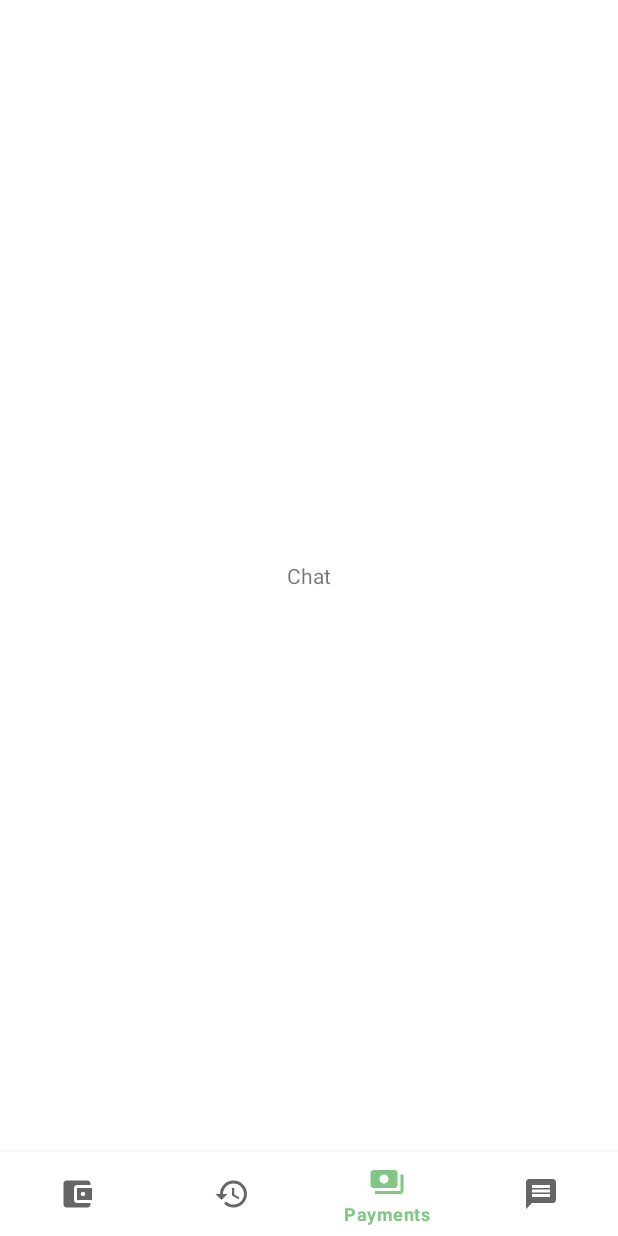
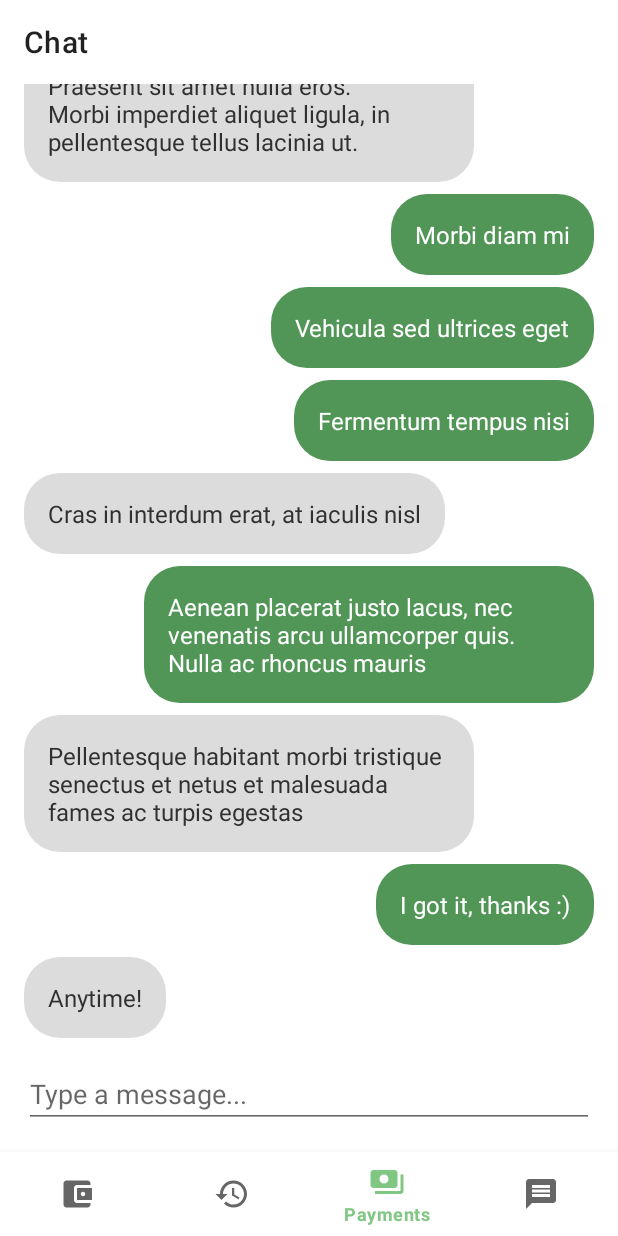
Before and after one commit to weazyexe/goosebank, an Android app: the fragment ChatFragment placed in its activity, item 3 of the bottom bar chosen, on a phone screen of 412 x 824 dp. Run offline under Robolectric (Android 15) with nearby library versions, the phone set to English and light mode, and no system bars.

Commit message:
added chat fragment with insets

```diff
--- /dev/null
+++ b/app/src/main/java/dev/weazyexe/goosebank/domain/Message.kt
@@ -0,0 +1,9 @@
+package dev.weazyexe.goosebank.domain
+
+/**
+ * Message in a chat entity
+ */
+data class Message(
+    val text: String,
+    val isMine: Boolean
+)
--- /dev/null
+++ b/app/src/main/java/dev/weazyexe/goosebank/repository/MessagesRepository.kt
@@ -0,0 +1,31 @@
+package dev.weazyexe.goosebank.repository
+
+import dev.weazyexe.goosebank.domain.Message
+
+/**
+ * Messages data source
+ */
+class MessagesRepository {
+
+    fun getMessages(): List<Message> = listOf(
+        Message("Hello there", isMine = true),
+        Message("Hey!", isMine = false),
+        Message("How's going?", isMine = true),
+        Message("Lorem ipsum dolor sit amet", isMine = false),
+        Message("Consectetur adipiscing elit", isMine = false),
+        Message("Etiam ornare neque nec mi aliquet facilisis!", isMine = true),
+        Message("Aenean tristique pretium dui maximus iaculis. In a aliquet lacus", isMine = true),
+        Message("Mauris sem lectus, facilisis ut ante in, consectetur tristique quam.", isMine = false),
+        Message("Aliquam malesuada et lectus at malesuada", isMine = true),
+        Message("Sed fermentum diam lacinia odio accumsan, nec tristique enim lobortis", isMine = false),
+        Message("Praesent sit amet nulla eros. Morbi imperdiet aliquet ligula, in pellentesque tellus lacinia ut.", isMine = false),
+        Message("Morbi diam mi", isMine = true),
+        Message("Vehicula sed ultrices eget", isMine = true),
+        Message("Fermentum tempus nisi", isMine = true),
+        Message("Cras in interdum erat, at iaculis nisl", isMine = false),
+        Message("Aenean placerat justo lacus, nec venenatis arcu ullamcorper quis. Nulla ac rhoncus mauris", isMine = true),
+        Message("Pellentesque habitant morbi tristique senectus et netus et malesuada fames ac turpis egestas", isMine = false),
+        Message("I got it, thanks :)", isMine = true),
+        Message("Anytime!", isMine = false)
+    )
+}
--- a/app/src/main/java/dev/weazyexe/goosebank/ui/screen/chat/ChatFragment.kt
+++ b/app/src/main/java/dev/weazyexe/goosebank/ui/screen/chat/ChatFragment.kt
@@ -1,12 +1,87 @@
 package dev.weazyexe.goosebank.ui.screen.chat
 
+import android.os.Bundle
+import android.view.View
+import androidx.core.view.WindowInsetsCompat.Type.ime
+import androidx.core.view.WindowInsetsCompat.Type.statusBars
+import androidx.core.view.marginBottom
+import androidx.fragment.app.viewModels
+import androidx.lifecycle.lifecycleScope
+import androidx.recyclerview.widget.LinearLayoutManager
 import dev.weazyexe.goosebank.R
+import dev.weazyexe.goosebank.databinding.ActivityMainBinding
+import dev.weazyexe.goosebank.databinding.FragmentChatBinding
 import dev.weazyexe.goosebank.ui.common.BaseFragment
+import dev.weazyexe.goosebank.ui.screen.chat.adapter.MessagesAdapter
+import dev.weazyexe.goosebank.util.*
+import kotlinx.coroutines.flow.collectLatest
 
 /**
  * Chat screen
  */
 class ChatFragment : BaseFragment(R.layout.fragment_chat) {
 
+    private val viewModel by viewModels<ChatViewModel>()
+    private val binding by lazy { FragmentChatBinding.bind(requireView()) }
+    private val activityBinding by lazy { ActivityMainBinding.bind(requireActivity().rootView()) }
+
+    private val adapter = MessagesAdapter()
+
     override fun tag(): String = "CHAT_FRAGMENT"
+
+    override fun onViewCreated(view: View, savedInstanceState: Bundle?) {
+        super.onViewCreated(view, savedInstanceState)
+
+        edgeToEdge()
+        setupToolbar()
+        setupAdapter()
+        observe()
+
+        viewModel.loadMessages()
+    }
+
+    private fun setupToolbar() = with(binding) {
+        toolbar.title = string(R.string.menu_chat)
+    }
+
+    private fun edgeToEdge() = with(binding) {
+        edgeToEdge {
+            toolbar marginTo statusBars()
+
+            messagesRv.marginTo(ime()) {
+                messagesRv.scrollDown()
+                handleBottomNavMargin(messagesRv)
+            }
+
+            typeMessageTv.marginTo(ime()) {
+                handleBottomNavMargin(typeMessageTv)
+            }
+        }
+    }
+
+    private fun setupAdapter() = with(binding) {
+        messagesRv.adapter = adapter
+        messagesRv.layoutManager = LinearLayoutManager(requireContext()).apply {
+            stackFromEnd = true
+        }
+    }
+
+    private fun observe() {
+        lifecycleScope.launchWhenCreated {
+            viewModel.messages.collectLatest {
+                adapter.submitList(it)
+            }
+        }
+    }
+
+    /**
+     * Handle too large bottom margin because nav bar
+     */
+    private fun handleBottomNavMargin(view: View) {
+        if (view.isKeyboardVisible()) {
+            val bottomNavHeight = activityBinding.bottomNavigation.height
+            val oldMargin = view.marginBottom
+            view.updateMargin(bottom = oldMargin - bottomNavHeight)
+        }
+    }
 }
--- /dev/null
+++ b/app/src/main/java/dev/weazyexe/goosebank/ui/screen/chat/ChatViewModel.kt
@@ -0,0 +1,24 @@
+package dev.weazyexe.goosebank.ui.screen.chat
+
+import androidx.lifecycle.ViewModel
+import androidx.lifecycle.viewModelScope
+import dev.weazyexe.goosebank.domain.Message
+import dev.weazyexe.goosebank.repository.MessagesRepository
+import kotlinx.coroutines.flow.MutableStateFlow
+import kotlinx.coroutines.flow.asStateFlow
+import kotlinx.coroutines.launch
+
+/**
+ * [ChatFragment]'s view model
+ */
+class ChatViewModel : ViewModel() {
+
+    private val messagesRepository = MessagesRepository()
+
+    private val _messages = MutableStateFlow(listOf<Message>())
+    val messages = _messages.asStateFlow()
+
+    fun loadMessages() = viewModelScope.launch {
+        _messages.emit(messagesRepository.getMessages())
+    }
+}
--- /dev/null
+++ b/app/src/main/java/dev/weazyexe/goosebank/ui/screen/chat/adapter/MessagesAdapter.kt
@@ -0,0 +1,75 @@
+package dev.weazyexe.goosebank.ui.screen.chat.adapter
+
+import android.view.Gravity
+import android.view.LayoutInflater
+import android.view.View
+import android.view.ViewGroup
+import android.widget.FrameLayout
+import androidx.recyclerview.widget.DiffUtil
+import androidx.recyclerview.widget.RecyclerView
+import dev.weazyexe.goosebank.R
+import dev.weazyexe.goosebank.databinding.ViewHolderMessageBinding
+import dev.weazyexe.goosebank.domain.Message
+import dev.weazyexe.goosebank.util.color
+import dev.weazyexe.goosebank.util.drawable
+
+/**
+ * Adapter for list of messages
+ */
+class MessagesAdapter : RecyclerView.Adapter<MessagesAdapter.Holder>() {
+
+    private val items: MutableList<Message> = mutableListOf()
+
+    override fun onCreateViewHolder(parent: ViewGroup, viewType: Int): Holder {
+        val binding = ViewHolderMessageBinding
+            .inflate(LayoutInflater.from(parent.context), parent, false)
+        return Holder(binding.root)
+    }
+
+    override fun onBindViewHolder(holder: Holder, position: Int) {
+        holder.bind(items[position])
+    }
+
+    override fun getItemCount(): Int = items.size
+
+    fun submitList(items: List<Message>) {
+        val diff = DiffUtil.calculateDiff(MessagesDiffUtil(this.items, items))
+
+        this.items.clear()
+        this.items.addAll(items)
+
+        diff.dispatchUpdatesTo(this)
+    }
+
+    inner class Holder(parent: View) : RecyclerView.ViewHolder(parent) {
+
+        private val binding = ViewHolderMessageBinding.bind(parent)
+
+        fun bind(message: Message) = with(binding) {
+            textTv.text = message.text
+            if (message.isMine) {
+                renderMineMessage()
+            } else {
+                renderOthersMessage()
+            }
+        }
+
+        private fun renderMineMessage() = with(binding.textTv) {
+            FrameLayout.LayoutParams(this.layoutParams).apply {
+                gravity = Gravity.END
+                layoutParams = this
+            }
+            background = drawable(R.drawable.img_bubble_mine)
+            setTextColor(color(R.color.white))
+        }
+
+        private fun renderOthersMessage() = with(binding.textTv) {
+            FrameLayout.LayoutParams(this.layoutParams).apply {
+                gravity = Gravity.START
+                layoutParams = this
+            }
+            background = drawable(R.drawable.img_bubble_other)
+            setTextColor(color(R.color.dark_gray))
+        }
+    }
+}
--- /dev/null
+++ b/app/src/main/java/dev/weazyexe/goosebank/ui/screen/chat/adapter/MessagesDiffUtil.kt
@@ -0,0 +1,23 @@
+package dev.weazyexe.goosebank.ui.screen.chat.adapter
+
+import androidx.recyclerview.widget.DiffUtil
+import dev.weazyexe.goosebank.domain.Message
+
+/**
+ * Diff utils for [MessagesAdapter]
+ */
+class MessagesDiffUtil(
+    private val oldMessages: List<Message>,
+    private val newMessages: List<Message>
+) : DiffUtil.Callback() {
+
+    override fun getOldListSize(): Int = oldMessages.size
+
+    override fun getNewListSize(): Int = newMessages.size
+
+    override fun areItemsTheSame(oldItemPosition: Int, newItemPosition: Int): Boolean =
+        oldMessages[oldItemPosition].hashCode() == newMessages[newItemPosition].hashCode()
+
+    override fun areContentsTheSame(oldItemPosition: Int, newItemPosition: Int): Boolean =
+        oldMessages[oldItemPosition] == newMessages[newItemPosition]
+}
--- a/app/src/main/java/dev/weazyexe/goosebank/util/ActivityExtensions.kt
+++ b/app/src/main/java/dev/weazyexe/goosebank/util/ActivityExtensions.kt
@@ -1,9 +1,18 @@
 package dev.weazyexe.goosebank.util
 
 import android.app.Activity
+import android.view.View
 import androidx.annotation.ColorInt
 import androidx.annotation.ColorRes
 import androidx.core.content.ContextCompat
 
+/**
+ * Gets the color from resources
+ */
 @ColorInt
 fun Activity.color(@ColorRes colorRes: Int): Int = ContextCompat.getColor(this, colorRes)
+
+/**
+ * Gets the Activity's root view
+ */
+fun Activity.rootView(): View = window.decorView.findViewById(android.R.id.content)
--- a/app/src/main/java/dev/weazyexe/goosebank/util/InsetsExtensions.kt
+++ b/app/src/main/java/dev/weazyexe/goosebank/util/InsetsExtensions.kt
@@ -3,8 +3,8 @@ package dev.weazyexe.goosebank.util
 import android.app.Activity
 import android.os.Build
 import android.view.View
-import android.view.ViewGroup
 import androidx.core.view.*
+import androidx.core.view.WindowInsetsCompat.Type.ime
 import androidx.fragment.app.Fragment
 
 /**
@@ -40,6 +40,13 @@ fun Fragment.edgeToEdge(handling: () -> Unit) {
  * Handle insets on the [View] with padding
  */
 infix fun View.paddingTo(insetType: Int) {
+    paddingTo(insetType, null)
+}
+
+/**
+ * Handle insets on the [View] with padding
+ */
+fun View.paddingTo(insetType: Int, onInsetsUpdate: (() -> Unit)?) {
     val oldPaddingLeft = paddingLeft
     val oldPaddingTop = paddingTop
     val oldPaddingRight = paddingRight
@@ -54,6 +61,8 @@ infix fun View.paddingTo(insetType: Int) {
             bottom = oldPaddingBottom + inset.bottom
         )
 
+        onInsetsUpdate?.invoke()
+
         insets
     }
 }
@@ -62,6 +71,13 @@ infix fun View.paddingTo(insetType: Int) {
  * Handle insets on the [View] with margin
  */
 infix fun View.marginTo(insetType: Int) {
+    marginTo(insetType, null)
+}
+
+/**
+ * Handle insets on the [View] with margin
+ */
+fun View.marginTo(insetType: Int, onInsetsUpdate: (() -> Unit)?) {
     val oldMarginLeft = marginLeft
     val oldMarginTop = marginTop
     val oldMarginRight = marginRight
@@ -69,27 +85,46 @@ infix fun View.marginTo(insetType: Int) {
 
     ViewCompat.setOnApplyWindowInsetsListener(this) { view, insets ->
         val inset = insets.getInsets(insetType)
-        view.updateLayoutParams<ViewGroup.MarginLayoutParams> {
-            updateMargins(
-                left = oldMarginLeft + inset.left,
-                top = oldMarginTop + inset.top,
-                right = oldMarginRight + inset.right,
-                bottom = oldMarginBottom + inset.bottom
-            )
-        }
+        view.updateMargin(
+            left = oldMarginLeft + inset.left,
+            top = oldMarginTop + inset.top,
+            right = oldMarginRight + inset.right,
+            bottom = oldMarginBottom + inset.bottom
+        )
+
+        onInsetsUpdate?.invoke()
 
         insets
     }
 }
 
+/**
+ * Checks is keyboard visible right now
+ */
+fun View.isKeyboardVisible(): Boolean = isInsetVisible(ime())
+
+/**
+ * Shows the soft keyboard
+ */
 fun View.showKeyboard() {
     val activity = context as? Activity ?: return
     val controller = WindowInsetsControllerCompat(activity.window, this)
-    controller.show(WindowInsetsCompat.Type.ime())
+    controller.show(ime())
 }
 
+/**
+ * Hides the soft keyboard
+ */
 fun View.hideKeyboard() {
     val activity = context as? Activity ?: return
     val controller = WindowInsetsControllerCompat(activity.window, this)
-    controller.hide(WindowInsetsCompat.Type.ime())
+    controller.hide(ime())
 }
+
+/**
+ * Checks is inset with [insetType] visible right now
+ */
+private fun View.isInsetVisible(insetType: Int): Boolean {
+    val insets = ViewCompat.getRootWindowInsets(this)
+    return insets?.isVisible(insetType) == true
+}
--- /dev/null
+++ b/app/src/main/java/dev/weazyexe/goosebank/util/RecyclerViewExtensions.kt
@@ -0,0 +1,12 @@
+package dev.weazyexe.goosebank.util
+
+import androidx.recyclerview.widget.RecyclerView
+
+/**
+ * Scrolls the RecyclerView to the end of the list
+ */
+fun RecyclerView.scrollDown() {
+    adapter?.let {
+        smoothScrollToPosition(it.itemCount - 1)
+    }
+}
--- /dev/null
+++ b/app/src/main/java/dev/weazyexe/goosebank/util/ViewExtensions.kt
@@ -0,0 +1,19 @@
+package dev.weazyexe.goosebank.util
+
+import android.view.View
+import android.view.ViewGroup
+import androidx.core.view.*
+
+/**
+ * Updates the view's margin
+ */
+fun View.updateMargin(
+    left: Int = marginLeft,
+    top: Int = marginTop,
+    right: Int = marginRight,
+    bottom: Int = marginBottom
+) {
+    updateLayoutParams<ViewGroup.MarginLayoutParams> {
+        updateMargins(left, top, right, bottom)
+    }
+}
--- a/app/src/main/java/dev/weazyexe/goosebank/util/ViewHolderExtensions.kt
+++ b/app/src/main/java/dev/weazyexe/goosebank/util/ViewHolderExtensions.kt
@@ -1,13 +1,28 @@
 package dev.weazyexe.goosebank.util
 
 import android.graphics.drawable.Drawable
+import androidx.annotation.ColorInt
+import androidx.annotation.ColorRes
 import androidx.annotation.DrawableRes
 import androidx.annotation.StringRes
 import androidx.core.content.ContextCompat
 import androidx.recyclerview.widget.RecyclerView
 
+/**
+ * Gets the string from resources
+ */
 fun RecyclerView.ViewHolder.string(@StringRes stringRes: Int): String =
     itemView.context.getString(stringRes)
 
+/**
+ * Gets the drawable from resources
+ */
 fun RecyclerView.ViewHolder.drawable(@DrawableRes drawableRes: Int): Drawable? =
     ContextCompat.getDrawable(itemView.context, drawableRes)
+
+/**
+ * Gets the color from resources
+ */
+@ColorInt
+fun RecyclerView.ViewHolder.color(@ColorRes colorRes: Int): Int =
+    ContextCompat.getColor(itemView.context, colorRes)
--- /dev/null
+++ b/app/src/main/res/drawable/img_bubble_mine.xml
@@ -0,0 +1,5 @@
+<?xml version="1.0" encoding="utf-8"?>
+<shape xmlns:android="http://schemas.android.com/apk/res/android">
+    <solid android:color="@color/green_dark" />
+    <corners android:radius="24dp" />
+</shape>
--- /dev/null
+++ b/app/src/main/res/drawable/img_bubble_other.xml
@@ -0,0 +1,5 @@
+<?xml version="1.0" encoding="utf-8"?>
+<shape xmlns:android="http://schemas.android.com/apk/res/android">
+    <solid android:color="@color/light_gray" />
+    <corners android:radius="24dp" />
+</shape>
--- a/app/src/main/res/layout/fragment_chat.xml
+++ b/app/src/main/res/layout/fragment_chat.xml
@@ -1,12 +1,35 @@
 <?xml version="1.0" encoding="utf-8"?>
-<FrameLayout xmlns:android="http://schemas.android.com/apk/res/android"
+<LinearLayout xmlns:android="http://schemas.android.com/apk/res/android"
+    xmlns:tools="http://schemas.android.com/tools"
     android:layout_width="match_parent"
-    android:layout_height="match_parent">
+    android:layout_height="match_parent"
+    android:orientation="vertical">
 
-    <TextView
-        android:layout_width="wrap_content"
-        android:layout_height="wrap_content"
-        android:layout_gravity="center"
-        android:text="@string/menu_chat" />
+    <androidx.appcompat.widget.Toolbar
+        android:id="@+id/toolbar"
+        android:layout_width="match_parent"
+        android:layout_height="wrap_content" />
 
-</FrameLayout>
+    <FrameLayout
+        android:layout_width="match_parent"
+        android:layout_height="match_parent"
+        android:layout_marginBottom="16dp">
+
+        <androidx.recyclerview.widget.RecyclerView
+            android:id="@+id/messages_rv"
+            android:layout_width="match_parent"
+            android:layout_height="match_parent"
+            android:paddingBottom="56dp"
+            tools:listitem="@layout/view_holder_message" />
+
+        <EditText
+            android:id="@+id/type_message_tv"
+            android:layout_width="match_parent"
+            android:layout_height="wrap_content"
+            android:layout_gravity="bottom"
+            android:layout_marginHorizontal="16dp"
+            android:hint="@string/chat_type_message" />
+
+    </FrameLayout>
+
+</LinearLayout>
--- /dev/null
+++ b/app/src/main/res/layout/view_holder_message.xml
@@ -0,0 +1,20 @@
+<?xml version="1.0" encoding="utf-8"?>
+<FrameLayout xmlns:android="http://schemas.android.com/apk/res/android"
+    xmlns:tools="http://schemas.android.com/tools"
+    android:layout_width="match_parent"
+    android:layout_height="wrap_content"
+    android:layout_marginHorizontal="16dp"
+    android:layout_marginVertical="4dp">
+
+    <TextView
+        android:id="@+id/text_tv"
+        android:layout_width="wrap_content"
+        android:layout_height="wrap_content"
+        android:maxWidth="300dp"
+        android:padding="16dp"
+        android:textSize="16sp"
+        tools:background="@drawable/img_bubble_mine"
+        tools:text="@string/personal_offer_placeholder_title"
+        tools:textColor="@color/white" />
+
+</FrameLayout>
--- a/app/src/main/res/values/colors.xml
+++ b/app/src/main/res/values/colors.xml
@@ -6,6 +6,7 @@
     <color name="yellow_dark">#c6a700</color>
     <color name="black">#FF000000</color>
     <color name="white">#FFFFFFFF</color>
+    <color name="light_gray">#DCDCDC</color>
 
     <color name="teal">#FF03DAC5</color>
     <color name="dark_gray">#303030</color>
--- a/app/src/main/res/values/strings.xml
+++ b/app/src/main/res/values/strings.xml
@@ -14,4 +14,6 @@
     <string name="personal_offer_placeholder_text">It\'s a lovely morning in the village and you are a horrible goose</string>
 
     <string name="search_text">Search</string>
+
+    <string name="chat_type_message">Type a message...</string>
 </resources>
```
